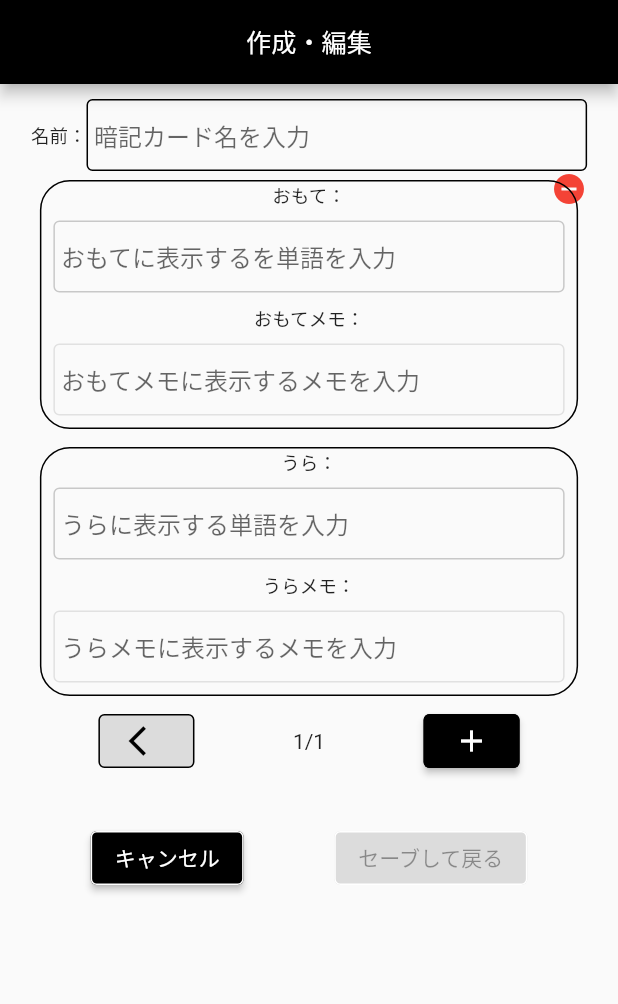
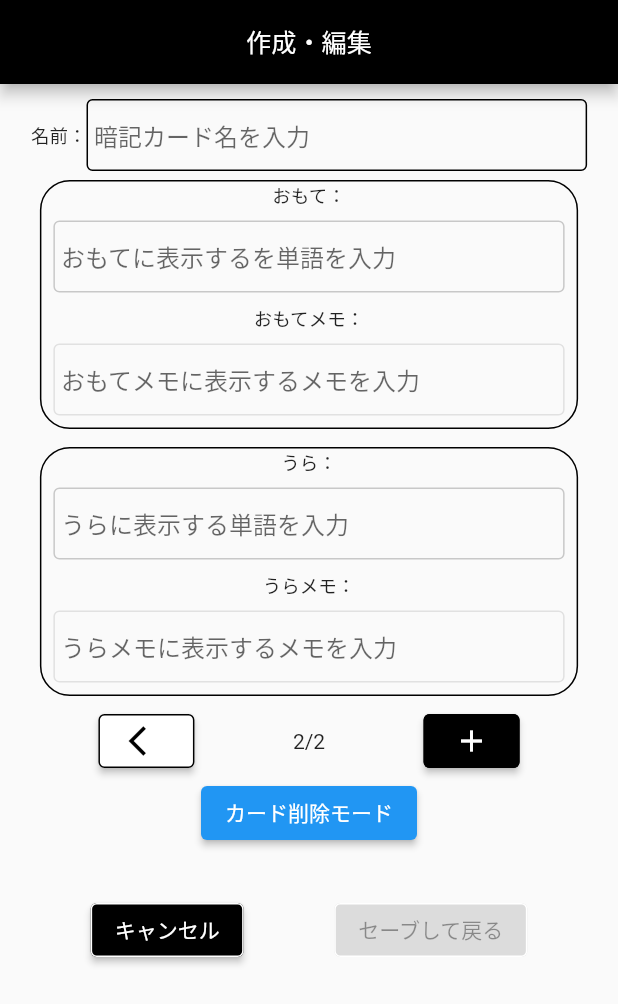
Before and after one commit to Ryu-nakay/flashcard_app_var6, a Flutter app: the MakeAndEditPage screen opened directly, after a tap on the "add" icon, on a phone screen of 412 x 824 dp. Shown: the top 1004 px of the screen. Run offline on Flutter 3.47's test engine with Material 2 defaults, Android fonts, the light colour scheme and no system bars; drawn by our look-alikes of expandable_page_view; our stand-ins replace flip_card, sqflite; accounts and stored records are empty.

Commit message:
2022-1-1

```diff
--- a/lib/model/makeAndEditModel.dart
+++ b/lib/model/makeAndEditModel.dart
@@ -9,16 +9,19 @@ class MakeAndEditModel extends ChangeNotifier{
 
   int pageDuration=600;
 
-
+  void changePage(int page){
+    this.cardPageIndex=page;
+    WidgetsBinding.instance!.addPostFrameCallback((_) => notifyListeners());
+  }
 
   void nextPage(){
     cardPageController.nextPage(duration: Duration(milliseconds: pageDuration), curve: Curves.ease);
-    //notifyListeners();
+    notifyListeners();
   }
 
   Future<void> previousPage()async{
     cardPageController.previousPage(duration: Duration(milliseconds: pageDuration), curve: Curves.ease);
-    //notifyListeners();
+    notifyListeners();
   }
 
 }
--- a/lib/ui/MakeAndEditPage/InputCard.dart
+++ b/lib/ui/MakeAndEditPage/InputCard.dart
@@ -5,7 +5,7 @@ import 'package:flutter/material.dart';
 import 'package:provider/provider.dart';
 
 
-Widget InputCard(Size size,BuildContext context,CardList inputItem,int cardIndex){
+Widget InputCard(Size size,BuildContext context,CardData card){
   return Consumer<CardListModel>(builder: (context, card_list_model, child) {
     return Column(
       children: [
@@ -48,9 +48,9 @@ Widget InputCard(Size size,BuildContext context,CardList inputItem,int cardIndex
                         hintText: 'おもてに表示するを単語を入力',
                         contentPadding: EdgeInsets.only(top: 0,bottom: 0,left: 5)
                       ),
-                      controller: TextEditingController(text:inputItem.cards[cardIndex].front),
+                      controller: TextEditingController(text:card.front),
                       onChanged: (value){
-                        inputItem.cards[cardIndex].front=value;
+                        card.front=value;
                       },
                     ),
                   ),
@@ -85,9 +85,9 @@ Widget InputCard(Size size,BuildContext context,CardList inputItem,int cardIndex
                         hintText: 'おもてメモに表示するメモを入力',
                         contentPadding: EdgeInsets.only(top: 0,bottom: 0,left: 5)
                       ),
-                      controller:  TextEditingController(text:inputItem.cards[cardIndex].frontMemo),
+                      controller:  TextEditingController(text:card.frontMemo),
                       onChanged: (value){
-                        inputItem.cards[cardIndex].frontMemo=value;
+                        card.frontMemo=value;
                       },
                     ),
                   ),
@@ -137,9 +137,9 @@ Widget InputCard(Size size,BuildContext context,CardList inputItem,int cardIndex
                         hintText: 'うらに表示する単語を入力',
                         contentPadding: EdgeInsets.only(top: 0,bottom: 0,left: 5)
                       ),
-                      controller:  TextEditingController(text:inputItem.cards[cardIndex].back),
+                      controller:  TextEditingController(text:card.back),
                       onChanged: (value){
-                        inputItem.cards[cardIndex].back=value;
+                        card.back=value;
                       },
                     ),
                   ),
@@ -174,9 +174,9 @@ Widget InputCard(Size size,BuildContext context,CardList inputItem,int cardIndex
                         hintText: 'うらメモに表示するメモを入力',
                         contentPadding: EdgeInsets.only(top: 0,bottom: 0,left: 5)
                       ),
-                      controller:  TextEditingController(text:inputItem.cards[cardIndex].backMemo),
+                      controller:  TextEditingController(text:card.backMemo),
                       onChanged: (value){
-                        inputItem.cards[cardIndex].backMemo=value;
+                        card.backMemo=value;
                       },
                     ),
                   ),
--- a/lib/ui/MakeAndEditPage/MakeAndEditPage.dart
+++ b/lib/ui/MakeAndEditPage/MakeAndEditPage.dart
@@ -3,6 +3,7 @@ import 'package:expandable_page_view/expandable_page_view.dart';
 import 'package:flashcard_app_ver6/model/colorModel.dart';
 import 'package:flashcard_app_ver6/model/flashcardModel.dart';
 import 'package:flashcard_app_ver6/model/makeAndEditModel.dart';
+import 'package:flashcard_app_ver6/ui/MakeAndEditPage/DeleteModePage.dart';
 import 'package:flashcard_app_ver6/ui/MakeAndEditPage/InputCard.dart';
 import 'package:flutter/cupertino.dart';
 import 'package:flutter/material.dart';
@@ -93,41 +94,27 @@ class MakeAndEditPage extends StatelessWidget{
                           child: ExpandablePageView(
                             controller:make_and_edit_model.cardPageController,
                             children: [
-                              for (var i = 0; i < inputItem.cards.length; i++)
+                              for (int i=0;i<inputItem.cards.length;i++)
                                 Container(
                                   child: Stack(
                                     children: [
-                                      Column(
-                                        children: [
-                                          Row(
-                                            mainAxisAlignment: MainAxisAlignment.end,
-                                            children: [
-                                              GestureDetector(
-                                                child: Icon(
-                                                  Icons.remove_circle,
-                                                  color: Colors.red,
-                                                ),
-                                                onTap:inputItem.cards.length!=1?
-                                                () {
-                                                  //削除の処理
-                                                }
-                                                :null,
-                                              )
-                                            ],
-                                          )
-                                        ],
-                                      ),
-                                      InputCard(size, context,inputItem,i),
+
+                                      InputCard(size, context,inputItem.cards[i]),
                                     ],
                                   )
                                 ),
                             ],
                             onPageChanged: (int page){
-                              make_and_edit_model.cardPageIndex=page;
-                              make_and_edit_model.notifyListeners();
+                              if(page<0){
+                                page=0;
+                              }
+                              make_and_edit_model.changePage(page);
+                              print('${make_and_edit_model.cardPageIndex}');
+                              print('change!');
                             },
                           ),
                         ),
+
 
                         Container(
                           child: Row(
@@ -152,7 +139,7 @@ class MakeAndEditPage extends StatelessWidget{
                                   )
                                 ),
                               ),
-                              Text('${make_and_edit_model.cardPageIndex+1}/${inputItem.cards.length}'),
+                              Text('${Provider.of<MakeAndEditModel>(context).cardPageIndex+1}/${inputItem.cards.length}'),
                               ElevatedButton(
                                 onPressed:
                                 make_and_edit_model.cardPageIndex==inputItem.cards.length-1?
@@ -194,7 +181,14 @@ class MakeAndEditPage extends StatelessWidget{
                           ),
                         ),
 
-
+                        Container(
+                          child: ElevatedButton(
+                            child: Text('カード削除モード'),
+                            onPressed: (){
+                              Navigator.push(context, MaterialPageRoute(builder: (context)=>DeleteModePage(inputItem)));
+                            },
+                          ),
+                        ),
 
                         Container(
                           margin: EdgeInsets.only(
@@ -251,7 +245,9 @@ class MakeAndEditPage extends StatelessWidget{
                               ),
                             ],
                           ),
-                        )
+                        ),
+
+
                       ],
                     );
                   })
```
Also changed, not shown: lib/ui/MakeAndEditPage/DeleteModePage.dart (added, +23 -0 lines).
